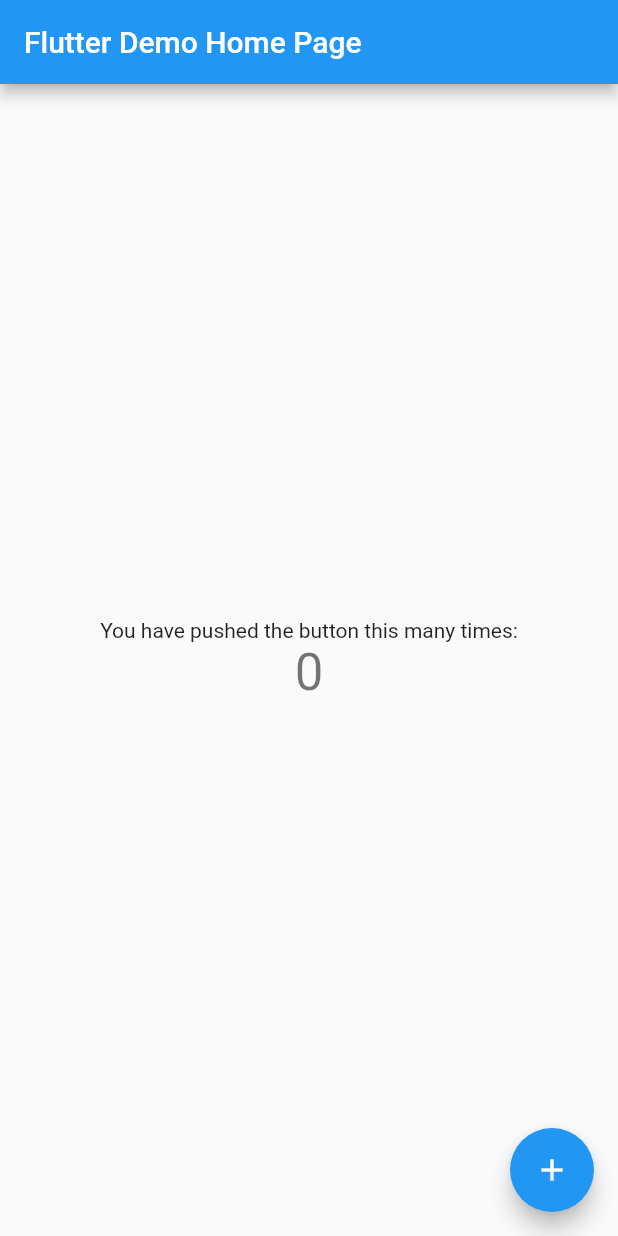
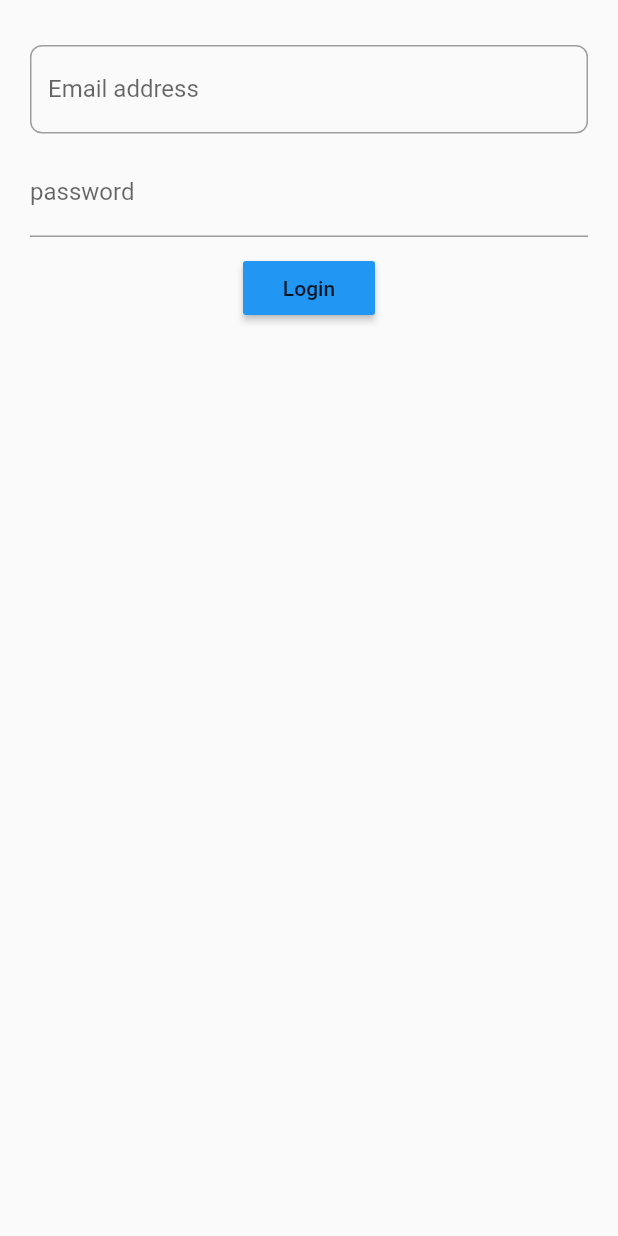
Before and after one commit to ihsanz2/fltr_journey, a Flutter app: the screen it shows after launch, on a phone screen of 412 x 824 dp. Run offline on Flutter 3.47's test engine with Material 2 defaults, Android fonts, the phone set to English and light mode, and no system bars.

Commit message:
add sink,stream,transform and consume with stream builder

```diff
--- /dev/null
+++ b/lib/bolc_pattern/bloc_pattern.dart
@@ -0,0 +1,83 @@
+import 'package:fltr_journey/bolc_pattern/blocs/bloc.dart';
+import 'package:flutter/material.dart';
+
+class BlocPattern extends StatelessWidget {
+  @override
+  Widget build(BuildContext context) {
+    return Material(
+      child: Container(
+        margin: EdgeInsets.all(20.0),
+        // child: Text("tesssss"),
+        child: Column(
+          children: <Widget>[
+            SizedBox(height: 10.0),
+            emailField(),
+            SizedBox(height: 10.0),
+            passwordField(),
+            SizedBox(height: 10.0),
+            submitButton(context)
+          ],
+        ),
+      ),
+    );
+  }
+
+  Widget emailField() {
+    return StreamBuilder(
+      stream: bloc.email,
+      builder: (context, snapshot) {
+        return TextField(
+            onChanged: (value) {
+              bloc.changeEmail(value);
+            },
+            decoration: InputDecoration(
+                enabledBorder: OutlineInputBorder(
+                  borderRadius: BorderRadius.all(Radius.circular(8.0)),
+                  borderSide: BorderSide(color: Colors.grey, width: 1),
+                ),
+                focusedErrorBorder: OutlineInputBorder(
+                  borderRadius: BorderRadius.all(Radius.circular(8.0)),
+                  borderSide: BorderSide(color: Colors.redAccent),
+                ),
+                focusedBorder: OutlineInputBorder(
+                  borderRadius: BorderRadius.all(Radius.circular(8.0)),
+                  borderSide: BorderSide(color: Colors.grey),
+                ),
+                errorBorder: OutlineInputBorder(
+                  borderRadius: BorderRadius.all(Radius.circular(8.0)),
+                  borderSide: BorderSide(color: Colors.redAccent),
+                ),
+                hintText: "aku@example.com",
+                labelText: "Email address",
+                errorText: snapshot.error),
+            keyboardType: TextInputType.emailAddress);
+      },
+    );
+  }
+
+  Widget passwordField() {
+    return StreamBuilder(
+      stream: bloc.password,
+      builder: (context, snapshot) {
+        return TextField(
+          onChanged: bloc.changePassword,
+          obscureText: true,
+          decoration: InputDecoration(
+              hintText: 'password',
+              labelText: "password",
+              errorText: snapshot.error),
+        );
+      },
+    );
+  }
+
+  Widget submitButton(context) {
+    return RaisedButton(
+      child: Text('Login'),
+      color: Colors.blue,
+      onPressed: () {},
+    );
+  }
+
+  final bloc = Bloc();
+}
--- /dev/null
+++ b/lib/bolc_pattern/blocs/bloc.dart
@@ -0,0 +1,19 @@
+import 'dart:async';
+import '../blocs/validatorMixin.dart';
+
+class Bloc extends Object with ValidatorMixin {
+  final _emailController = StreamController<String>();
+  final _passwordController = StreamController<String>();
+
+  Stream<String> get email => _emailController.stream.transform(validateEmail);
+  Stream<String> get password =>
+      _passwordController.stream.transform(validatePassword);
+
+  Function(String) get changeEmail => _emailController.sink.add;
+  Function(String) get changePassword => _passwordController.sink.add;
+
+  dispose() {
+    _emailController.close();
+    _passwordController.close();
+  }
+}
--- /dev/null
+++ b/lib/bolc_pattern/blocs/validatorMixin.dart
@@ -0,0 +1,19 @@
+import 'dart:async';
+
+class ValidatorMixin {
+  final validateEmail =
+      StreamTransformer<String, String>.fromHandlers(handleData: (email, sink) {
+    if (email.contains('@')) {
+      sink.add(email);
+    } else {
+      sink.addError("enter a valid email");
+    }
+  });
+
+  final validatePassword = StreamTransformer<String, String>.fromHandlers(
+      handleData: (password, sink) {
+    password.length > 5
+        ? sink.add(password)
+        : sink.addError("enter a valid email");
+  });
+}
--- /dev/null
+++ b/lib/bolc_pattern/my_app.dart
@@ -0,0 +1,15 @@
+import 'package:flutter/material.dart';
+import 'bloc_pattern.dart';
+
+class MyApp extends StatelessWidget {
+  Widget build(BuildContext context) {
+    return MaterialApp(
+      title: "bloc pattern",
+      theme: ThemeData(
+        primarySwatch: Colors.blue,
+        visualDensity: VisualDensity.adaptivePlatformDensity,
+      ),
+      home: BlocPattern(),
+    );
+  }
+}
--- a/lib/main.dart
+++ b/lib/main.dart
@@ -1,5 +1,6 @@
-import 'package:fltr_journey/section_11_http_req/http.dart';
+// import 'package:fltr_journey/section_11_http_req/http.dart';
 import 'package:flutter/material.dart';
+import 'bolc_pattern/my_app.dart';
 
 void main() {
   runApp(MyApp());
```
